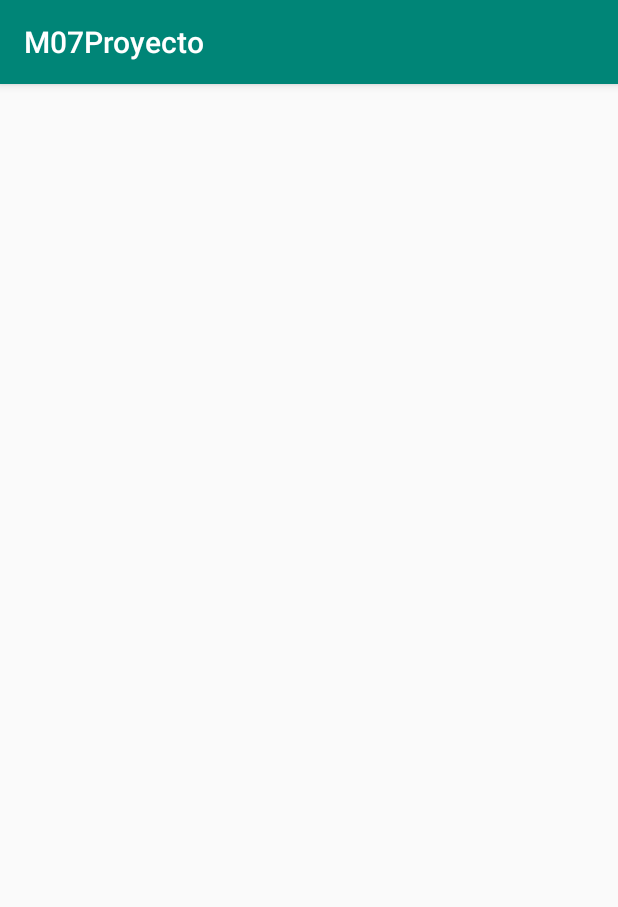
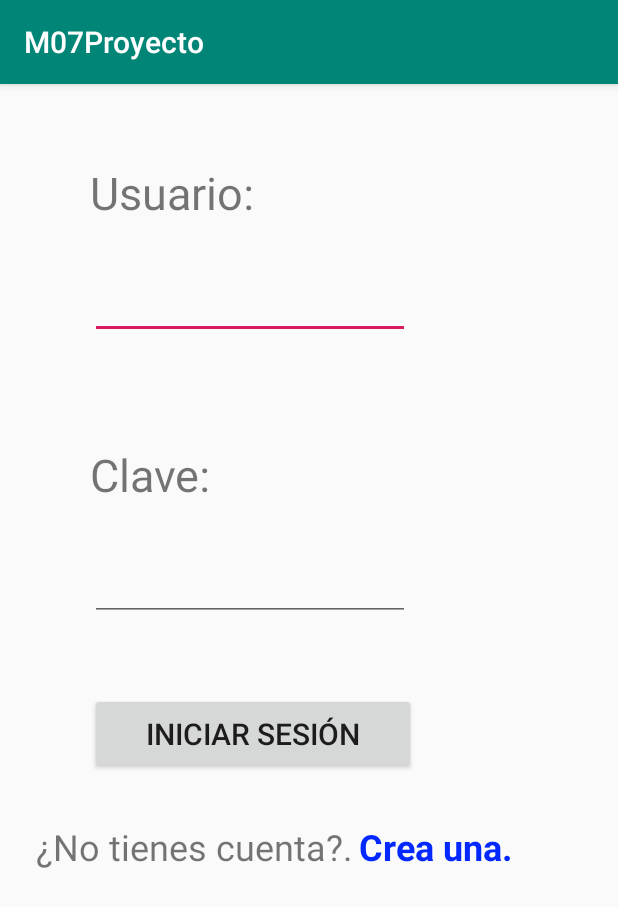
Before and after one commit to diegoGr96/M07Proyecto, an Android app: the screen it shows after launch (MainActivity), on a phone screen of 412 x 824 dp. Shown: the top 907 px of the screen. Run offline under Robolectric (Android 15) with nearby library versions, the phone set to English and light mode, and no system bars.

Commit message:
Creacion Activities

```diff
--- a/app/src/main/AndroidManifest.xml
+++ b/app/src/main/AndroidManifest.xml
@@ -9,6 +9,8 @@
         android:roundIcon="@mipmap/ic_launcher_round"
         android:supportsRtl="true"
         android:theme="@style/AppTheme">
+        <activity android:name=".PaginaPrincipalActivity"></activity>
+        <activity android:name=".RegistrarUsuarioActivity" />
         <activity android:name=".MainActivity">
             <intent-filter>
                 <action android:name="android.intent.action.MAIN" />
--- a/app/src/main/java/com/diego/m07proyecto/MainActivity.java
+++ b/app/src/main/java/com/diego/m07proyecto/MainActivity.java
@@ -3,12 +3,37 @@ package com.diego.m07proyecto;
 import androidx.appcompat.app.AppCompatActivity;
 
 import android.os.Bundle;
+import android.view.View;
+import android.widget.TextView;
+import android.widget.Toast;
 
 public class MainActivity extends AppCompatActivity {
+
+    private TextView textoUsuario;
+    private TextView textoClave;
+    private TextView textoRegistro;
+
+    private String usuario;
+    private String clave;
 
     @Override
     protected void onCreate(Bundle savedInstanceState) {
         super.onCreate(savedInstanceState);
         setContentView(R.layout.activity_main);
+
+        textoUsuario = findViewById(R.id.textoUsuario);
+        textoClave = findViewById(R.id.textoClave);
+        textoRegistro = findViewById(R.id.textoRegistrar);
+
+        textoRegistro.setOnClickListener(new View.OnClickListener() {
+            @Override
+            public void onClick(View view) {
+                Toast.makeText(getApplicationContext(), "REGISTROOOO", Toast.LENGTH_LONG).show();
+            }
+        });
+    }
+
+    public void iniciarSesion(View view) {
+        Toast.makeText(getApplicationContext(), "INICIAR SESIOOON", Toast.LENGTH_LONG).show();
     }
 }
--- /dev/null
+++ b/app/src/main/java/com/diego/m07proyecto/PaginaPrincipalActivity.java
@@ -0,0 +1,14 @@
+package com.diego.m07proyecto;
+
+import androidx.appcompat.app.AppCompatActivity;
+
+import android.os.Bundle;
+
+public class PaginaPrincipalActivity extends AppCompatActivity {
+
+    @Override
+    protected void onCreate(Bundle savedInstanceState) {
+        super.onCreate(savedInstanceState);
+        setContentView(R.layout.activity_pagina_principal);
+    }
+}
--- /dev/null
+++ b/app/src/main/java/com/diego/m07proyecto/RegistrarUsuarioActivity.java
@@ -0,0 +1,14 @@
+package com.diego.m07proyecto;
+
+import androidx.appcompat.app.AppCompatActivity;
+
+import android.os.Bundle;
+
+public class RegistrarUsuarioActivity extends AppCompatActivity {
+
+    @Override
+    protected void onCreate(Bundle savedInstanceState) {
+        super.onCreate(savedInstanceState);
+        setContentView(R.layout.activity_registrar_usuario);
+    }
+}
--- a/app/src/main/res/layout/activity_main.xml
+++ b/app/src/main/res/layout/activity_main.xml
@@ -4,4 +4,84 @@
     xmlns:tools="http://schemas.android.com/tools"
     android:layout_width="match_parent"
     android:layout_height="match_parent"
-    tools:context=".MainActivity"/>
+    tools:context=".MainActivity">
+
+    <Button
+        android:id="@+id/botonIniciarSesion"
+        android:layout_width="217dp"
+        android:layout_height="54dp"
+        android:layout_marginStart="60dp"
+        android:layout_marginTop="48dp"
+        android:onClick="iniciarSesion"
+        android:text="@string/textoBotonLogin"
+        android:textSize="20sp"
+        app:layout_constraintStart_toStartOf="parent"
+        app:layout_constraintTop_toBottomOf="@+id/textoClave" />
+
+    <EditText
+        android:id="@+id/textoUsuario"
+        android:layout_width="wrap_content"
+        android:layout_height="wrap_content"
+        android:layout_marginStart="60dp"
+        android:layout_marginTop="32dp"
+        android:ems="10"
+        android:inputType="textPersonName"
+        app:layout_constraintStart_toStartOf="parent"
+        app:layout_constraintTop_toBottomOf="@+id/textView" />
+
+    <TextView
+        android:id="@+id/textView"
+        android:layout_width="wrap_content"
+        android:layout_height="wrap_content"
+        android:layout_marginStart="60dp"
+        android:layout_marginTop="52dp"
+        android:text="@string/textoLabelUsuario"
+        android:textSize="30sp"
+        app:layout_constraintStart_toStartOf="parent"
+        app:layout_constraintTop_toTopOf="parent" />
+
+    <TextView
+        android:id="@+id/textView2"
+        android:layout_width="wrap_content"
+        android:layout_height="wrap_content"
+        android:layout_marginStart="60dp"
+        android:layout_marginTop="70dp"
+        android:text="@string/textoLabelClave"
+        android:textSize="30sp"
+        app:layout_constraintStart_toStartOf="parent"
+        app:layout_constraintTop_toBottomOf="@+id/textoUsuario" />
+
+    <EditText
+        android:id="@+id/textoClave"
+        android:layout_width="wrap_content"
+        android:layout_height="wrap_content"
+        android:layout_marginStart="60dp"
+        android:layout_marginTop="32dp"
+        android:ems="10"
+        android:inputType="textPersonName"
+        app:layout_constraintStart_toStartOf="parent"
+        app:layout_constraintTop_toBottomOf="@+id/textView2" />
+
+    <TextView
+        android:id="@+id/textView3"
+        android:layout_width="215dp"
+        android:layout_height="34dp"
+        android:layout_marginStart="24dp"
+        android:layout_marginTop="32dp"
+        android:text="@string/textoLabelNoTienesCuenta"
+        android:textSize="24sp"
+        app:layout_constraintStart_toStartOf="parent"
+        app:layout_constraintTop_toBottomOf="@+id/botonIniciarSesion" />
+
+    <TextView
+        android:id="@+id/textoRegistrar"
+        android:layout_width="109dp"
+        android:layout_height="34dp"
+        android:layout_marginTop="32dp"
+        android:text="@string/textoCrearCuenta"
+        android:textColor="#0328FF"
+        android:textSize="24sp"
+        android:textStyle="bold"
+        app:layout_constraintStart_toEndOf="@+id/textView3"
+        app:layout_constraintTop_toBottomOf="@+id/botonIniciarSesion" />
+</androidx.constraintlayout.widget.ConstraintLayout>
--- /dev/null
+++ b/app/src/main/res/layout/activity_pagina_principal.xml
@@ -0,0 +1,9 @@
+<?xml version="1.0" encoding="utf-8"?>
+<androidx.constraintlayout.widget.ConstraintLayout xmlns:android="http://schemas.android.com/apk/res/android"
+    xmlns:app="http://schemas.android.com/apk/res-auto"
+    xmlns:tools="http://schemas.android.com/tools"
+    android:layout_width="match_parent"
+    android:layout_height="match_parent"
+    tools:context=".PaginaPrincipalActivity">
+
+</androidx.constraintlayout.widget.ConstraintLayout>
--- /dev/null
+++ b/app/src/main/res/layout/activity_registrar_usuario.xml
@@ -0,0 +1,9 @@
+<?xml version="1.0" encoding="utf-8"?>
+<androidx.constraintlayout.widget.ConstraintLayout xmlns:android="http://schemas.android.com/apk/res/android"
+    xmlns:app="http://schemas.android.com/apk/res-auto"
+    xmlns:tools="http://schemas.android.com/tools"
+    android:layout_width="match_parent"
+    android:layout_height="match_parent"
+    tools:context=".RegistrarUsuarioActivity">
+
+</androidx.constraintlayout.widget.ConstraintLayout>
--- a/app/src/main/res/values/strings.xml
+++ b/app/src/main/res/values/strings.xml
@@ -1,3 +1,8 @@
 <resources>
     <string name="app_name">M07Proyecto</string>
+    <string name="textoBotonLogin">Iniciar Sesión</string>
+    <string name="textoLabelUsuario">Usuario:</string>
+    <string name="textoLabelClave">Clave:</string>
+    <string name="textoLabelNoTienesCuenta">¿No tienes cuenta?.</string>
+    <string name="textoCrearCuenta"> Crea una.</string>
 </resources>
```
